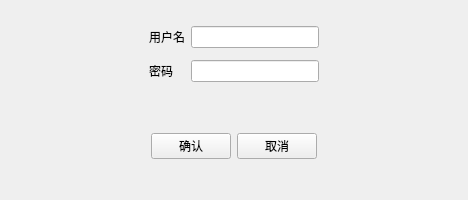
This is loginwindow.ui in DEVILcong/SoftEng as Qt 5 draws it before an edit. The edited form follows.
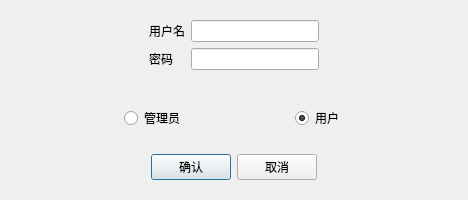
This is the edited form.

```diff
--- a/loginwindow.ui
+++ b/loginwindow.ui
@@ -25,8 +25,8 @@
   <property name="windowTitle">
    <string>登录</string>
   </property>
-  <layout class="QGridLayout" name="gridLayout_2">
-   <item row="0" column="0">
+  <layout class="QVBoxLayout" name="verticalLayout">
+   <item>
     <widget class="QWidget" name="widget" native="true">
      <layout class="QGridLayout" name="gridLayout">
       <item row="0" column="1">
@@ -89,7 +89,85 @@
      </layout>
     </widget>
    </item>
-   <item row="1" column="0">
+   <item>
+    <spacer name="verticalSpacer">
+     <property name="orientation">
+      <enum>Qt::Vertical</enum>
+     </property>
+     <property name="sizeHint" stdset="0">
+      <size>
+       <width>20</width>
+       <height>40</height>
+      </size>
+     </property>
+    </spacer>
+   </item>
+   <item>
+    <widget class="QWidget" name="widget_3" native="true">
+     <layout class="QHBoxLayout" name="horizontalLayout_2">
+      <item>
+       <spacer name="horizontalSpacer_5">
+        <property name="orientation">
+         <enum>Qt::Horizontal</enum>
+        </property>
+        <property name="sizeHint" stdset="0">
+         <size>
+          <width>95</width>
+          <height>20</height>
+         </size>
+        </property>
+       </spacer>
+      </item>
+      <item>
+       <widget class="QRadioButton" name="radioButton">
+        <property name="text">
+         <string>管理员</string>
+        </property>
+        <property name="checked">
+         <bool>false</bool>
+        </property>
+       </widget>
+      </item>
+      <item>
+       <spacer name="horizontalSpacer_6">
+        <property name="orientation">
+         <enum>Qt::Horizontal</enum>
+        </property>
+        <property name="sizeHint" stdset="0">
+         <size>
+          <width>96</width>
+          <height>20</height>
+         </size>
+        </property>
+       </spacer>
+      </item>
+      <item>
+       <widget class="QRadioButton" name="radioButton_2">
+        <property name="text">
+         <string>用户</string>
+        </property>
+        <property name="checked">
+         <bool>true</bool>
+        </property>
+       </widget>
+      </item>
+      <item>
+       <spacer name="horizontalSpacer_7">
+        <property name="orientation">
+         <enum>Qt::Horizontal</enum>
+        </property>
+        <property name="sizeHint" stdset="0">
+         <size>
+          <width>95</width>
+          <height>20</height>
+         </size>
+        </property>
+       </spacer>
+      </item>
+     </layout>
+    </widget>
+   </item>
+   <item>
     <widget class="QWidget" name="widget_2" native="true">
      <layout class="QHBoxLayout" name="horizontalLayout">
       <item>
@@ -110,6 +188,12 @@
         <property name="text">
          <string>确认</string>
         </property>
+        <property name="autoDefault">
+         <bool>false</bool>
+        </property>
+        <property name="default">
+         <bool>true</bool>
+        </property>
        </widget>
       </item>
       <item>
```
Left out of the diff: 50 changed lines with no effect on the pictures.
